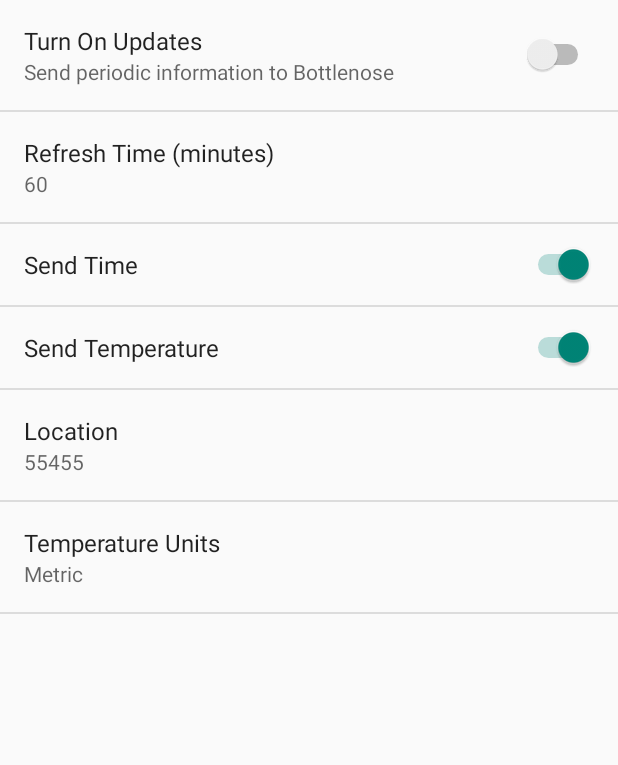
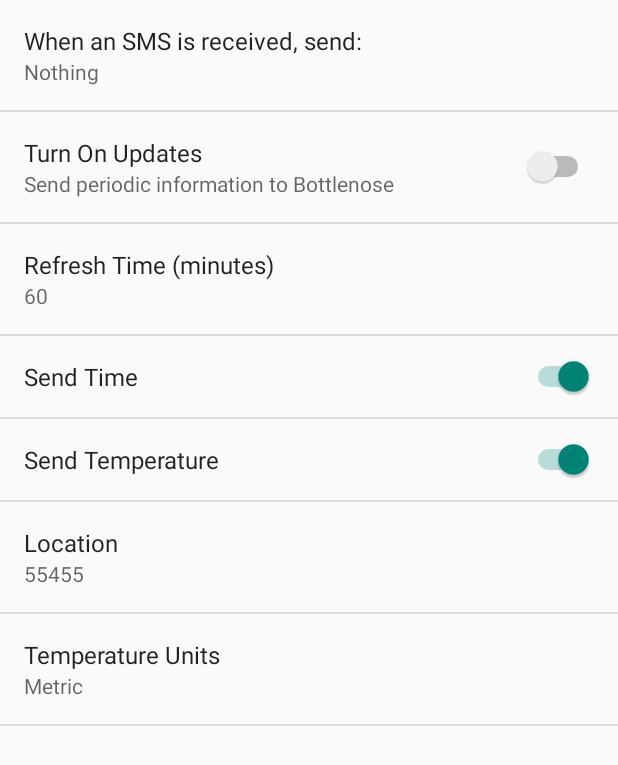
Before and after one commit to GrindhouseWetware/bottlenose, an Android app: the SettingsActivity screen opened directly, with no data from a screen before it, on a phone screen of 412 x 824 dp. Shown: the top 765 px of the screen. Run offline under Robolectric (Android 15) with nearby library versions, the light colour scheme and no system bars.

Commit message:
Fixed problems with SettingsActivity; added capability to send texts to BN

```diff
--- a/Morse/Android/BottlenoseSender/app/src/main/AndroidManifest.xml
+++ b/Morse/Android/BottlenoseSender/app/src/main/AndroidManifest.xml
@@ -4,6 +4,7 @@
 
     <uses-permission android:name="android.permission.BLUETOOTH" />
     <uses-permission android:name="android.permission.BLUETOOTH_ADMIN" />
+    <uses-permission android:name="android.permission.RECEIVE_SMS"/>
 
     <application
         android:allowBackup="true"
--- a/Morse/Android/BottlenoseSender/app/src/main/java/ghww/bottlenosesender/SettingsActivity.java
+++ b/Morse/Android/BottlenoseSender/app/src/main/java/ghww/bottlenosesender/SettingsActivity.java
@@ -48,6 +48,13 @@ public class SettingsActivity extends PreferenceActivity
         bindPreferenceSummaryToValue(findPreference(getString(R.string.pref_key_temp)));
         bindPreferenceSummaryToValue(findPreference(getString(R.string.pref_key_location)));
         bindPreferenceSummaryToValue(findPreference(getString(R.string.pref_units_key)));
+        bindPreferenceSummaryToValue(findPreference(getString(R.string.pref_key_sms)));
+    }
+
+    @Override
+    public void onBackPressed() {
+        setResult(RESULT_OK);
+        super.onBackPressed();
     }
 
     /**
--- a/Morse/Android/BottlenoseSender/app/src/main/res/values/arrays.xml
+++ b/Morse/Android/BottlenoseSender/app/src/main/res/values/arrays.xml
@@ -10,4 +10,16 @@
         <item>@string/pref_units_metric</item>
         <item>@string/pref_units_imperial</item>
     </string-array>
+
+    <string-array name="pref_options_sms">
+        <item>@string/pref_sms_label_none</item>
+        <item>@string/pref_sms_label_sender</item>
+        <item>@string/pref_sms_label_all</item>
+    </string-array>
+
+    <string-array name="pref_values_sms">
+        <item>@string/pref_sms_none</item>
+        <item>@string/pref_sms_sender</item>
+        <item>@string/pref_sms_all</item>
+    </string-array>
 </resources>
--- a/Morse/Android/BottlenoseSender/app/src/main/res/values/strings.xml
+++ b/Morse/Android/BottlenoseSender/app/src/main/res/values/strings.xml
@@ -101,4 +101,12 @@
     <string name="pref_units_key" translatable="false">units</string>
     <string name="pref_units_metric" translatable="false">metric</string>
     <string name="pref_units_imperial" translatable="false">imperial</string>
+    <string name="pref_title_sms">When an SMS is received, send:</string>
+    <string name="pref_key_sms">pref_sms</string>
+    <string name="pref_sms_label_none">Nothing</string>
+    <string name="pref_sms_label_sender">Sender</string>
+    <string name="pref_sms_label_all">Sender and Message</string>
+    <string name="pref_sms_none">none</string>
+    <string name="pref_sms_sender">sender</string>
+    <string name="pref_sms_all">all</string>
 </resources>
--- a/Morse/Android/BottlenoseSender/app/src/main/res/xml/pref_general.xml
+++ b/Morse/Android/BottlenoseSender/app/src/main/res/xml/pref_general.xml
@@ -1,4 +1,11 @@
 <PreferenceScreen xmlns:android="http://schemas.android.com/apk/res/android">
+
+    <ListPreference
+        android:title="@string/pref_title_sms"
+        android:key="@string/pref_key_sms"
+        android:defaultValue="@string/pref_sms_none"
+        android:entryValues="@array/pref_values_sms"
+        android:entries="@array/pref_options_sms" />
 
     <SwitchPreference
         android:defaultValue="false"
```
Also changed, not shown: Morse/Android/BottlenoseSender/app/src/main/java/ghww/bottlenosesender/MainActivity.java (+67 -5 lines).
